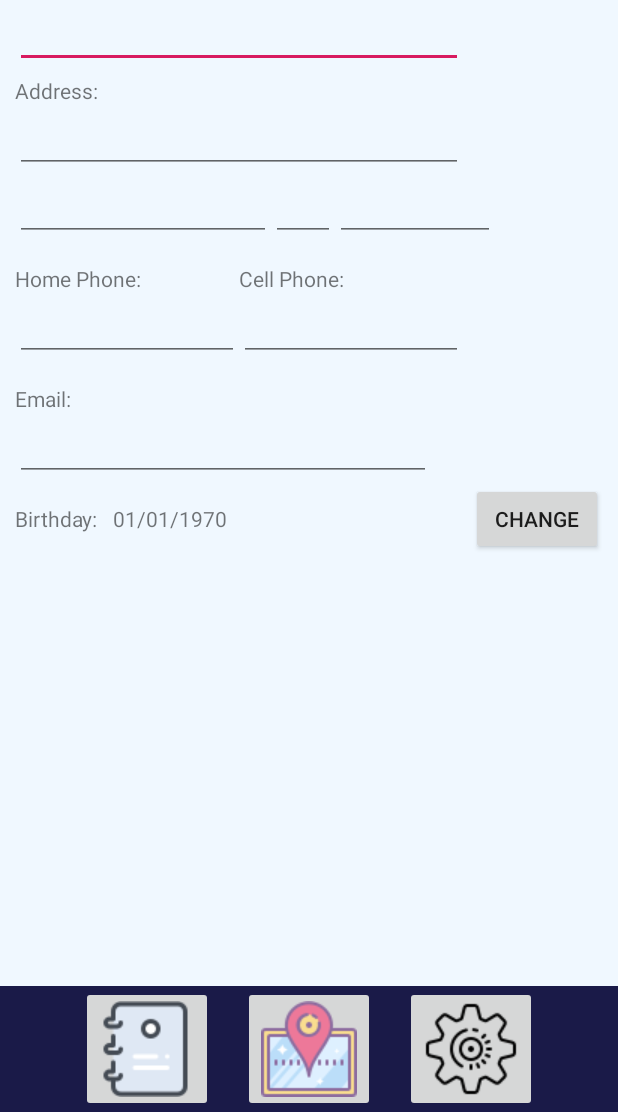
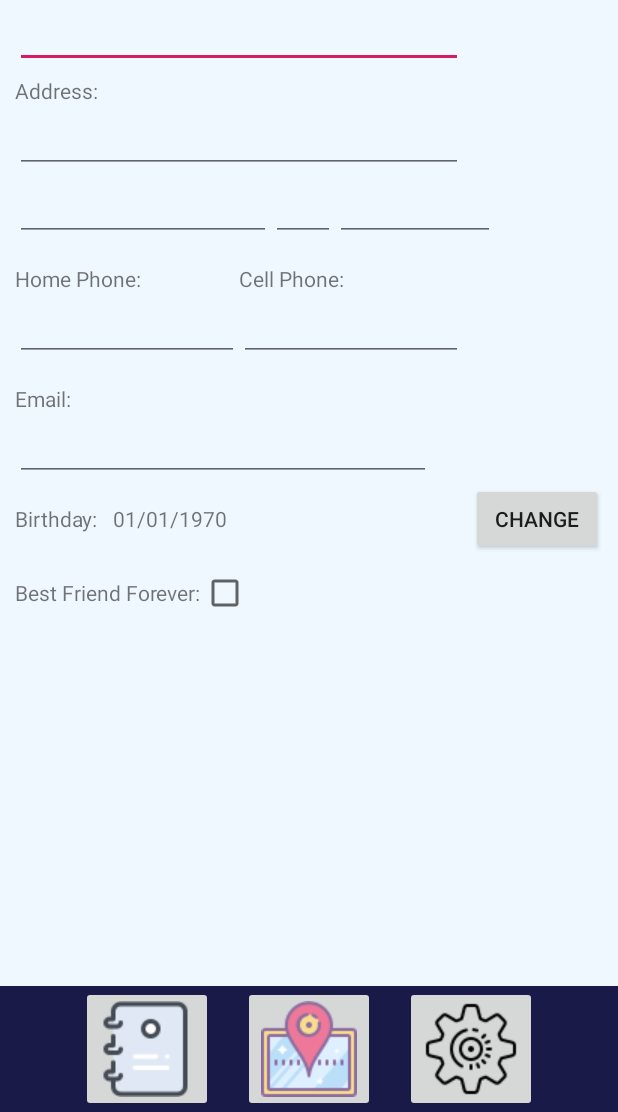
Before and after one commit to pkim17/MyContactList, an Android app: the layout activity_contact.xml on its own in the app's theme, with its tools: preview values and no code run, on a phone screen of 412 x 824 dp, the part 124-1236 px from its top. Run offline under Robolectric (Android 15) with nearby library versions, the phone set to English and light mode, and no system bars.

Commit message:
Fixed Exercise BestFriend. Now correctly stores and retrieves from Database.

```diff
--- a/app/src/main/res/layout/activity_contact.xml
+++ b/app/src/main/res/layout/activity_contact.xml
@@ -308,24 +308,24 @@
                 android:layout_marginEnd="10dp"
                 android:layout_alignBaseline="@+id/textBirthday" />
 
-<!--            <TextView-->
-<!--                android:id="@+id/textBestFriend"-->
-<!--                android:text="@string/textBestFriend"-->
-<!--                android:layout_width="wrap_content"-->
-<!--                android:layout_height="wrap_content"-->
-<!--                android:layout_alignParentLeft="true"-->
-<!--                android:layout_alignParentStart="true"-->
-<!--                android:layout_marginLeft="10dp"-->
-<!--                android:layout_marginStart="10dp"-->
-<!--                android:layout_marginTop="30dp"-->
-<!--                android:layout_below="@id/textBirthday"/>-->
+            <TextView
+                android:id="@+id/textBestFriend"
+                android:text="@string/textBestFriend"
+                android:layout_width="wrap_content"
+                android:layout_height="wrap_content"
+                android:layout_alignParentLeft="true"
+                android:layout_alignParentStart="true"
+                android:layout_marginLeft="10dp"
+                android:layout_marginStart="10dp"
+                android:layout_marginTop="30dp"
+                android:layout_below="@id/textBirthday"/>
 
-<!--            <CheckBox-->
-<!--                android:id="@+id/checkBestFriend"-->
-<!--                android:layout_width="wrap_content"-->
-<!--                android:layout_height="wrap_content"-->
-<!--                android:layout_toRightOf="@+id/textBestFriend"-->
-<!--                android:layout_alignBaseline="@+id/textBestFriend" />-->
+            <CheckBox
+                android:id="@+id/checkBoxBestFriend"
+                android:layout_width="wrap_content"
+                android:layout_height="wrap_content"
+                android:layout_toRightOf="@+id/textBestFriend"
+                android:layout_alignBaseline="@+id/textBestFriend" />
 
 
         </RelativeLayout>
--- a/app/src/main/res/values/strings.xml
+++ b/app/src/main/res/values/strings.xml
@@ -10,7 +10,7 @@
     <string name="textCellPhone">Cell Phone:</string>
     <string name="textEmail">Email:</string>
     <string name="textBirthday">Birthday:</string>
-<!--    <string name="textBestFriend">Best Friend Forever:</string>-->
+    <string name="textBestFriend">Best Friend Forever:</string>
 
 
     <!--    Date Picker-->
```
Also changed, not shown: app/src/main/java/com/example/mycontactlist/Contact.java (+9 -8 lines), app/src/main/java/com/example/mycontactlist/ContactActivity.java (+29 -6 lines), app/src/main/java/com/example/mycontactlist/ContactAdapter.java (+15 -30 lines), app/src/main/java/com/example/mycontactlist/ContactDBHelper.java (+9 -9 lines), app/src/main/java/com/example/mycontactlist/ContactDataSource.java (+12 -6 lines), app/src/main/res/layout/list_item.xml (+10 -10 lines).
